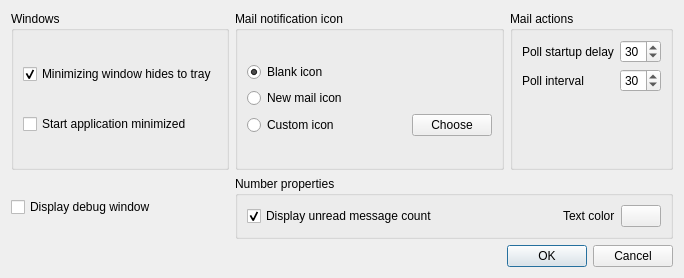
Before: the Qt Designer form app/SysTray-X/preferences.ui in Ximi1970/systray-x, drawn with Qt 5.
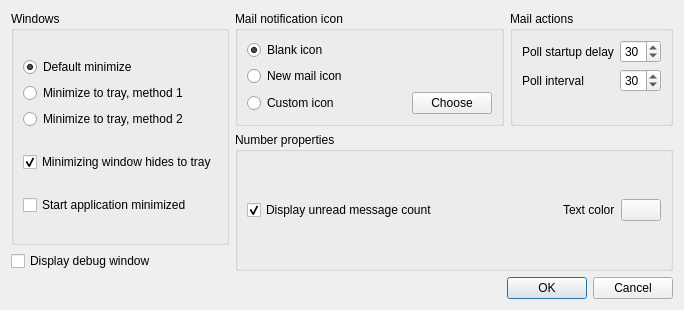
After: the same form once the commit is applied. Icons and pictures are not drawn.

The edit to the form file:
```diff
--- a/app/SysTray-X/preferences.ui
+++ b/app/SysTray-X/preferences.ui
@@ -7,7 +7,7 @@
     <x>0</x>
     <y>0</y>
     <width>684</width>
-    <height>278</height>
+    <height>310</height>
    </rect>
   </property>
   <property name="windowTitle">
@@ -20,12 +20,49 @@
   <layout class="QGridLayout" name="gridLayout_4">
    <item row="0" column="0">
     <layout class="QGridLayout" name="gridLayout_3">
-     <item row="0" column="0">
+     <item row="0" column="0" rowspan="2">
       <widget class="QGroupBox" name="groupBox">
        <property name="title">
         <string>Windows</string>
        </property>
-       <layout class="QVBoxLayout" name="verticalLayout_3">
+       <layout class="QVBoxLayout" name="verticalLayout_4">
+        <item>
+         <layout class="QVBoxLayout" name="verticalLayout_3">
+          <item>
+           <widget class="QRadioButton" name="defaultMinimizeRadioButton">
+            <property name="text">
+             <string>Default minimize</string>
+            </property>
+            <property name="checked">
+             <bool>true</bool>
+            </property>
+            <attribute name="buttonGroup">
+             <string notr="true">minimizeTypeGroup</string>
+            </attribute>
+           </widget>
+          </item>
+          <item>
+           <widget class="QRadioButton" name="minimizeMethod1RadioButton">
+            <property name="text">
+             <string>Minimize to tray, method 1</string>
+            </property>
+            <attribute name="buttonGroup">
+             <string notr="true">minimizeTypeGroup</string>
+            </attribute>
+           </widget>
+          </item>
+          <item>
+           <widget class="QRadioButton" name="minimizeMethod2RadioButton">
+            <property name="text">
+             <string>Minimize to tray, method 2</string>
+            </property>
+            <attribute name="buttonGroup">
+             <string notr="true">minimizeTypeGroup</string>
+            </attribute>
+           </widget>
+          </item>
+         </layout>
+        </item>
         <item>
          <widget class="QCheckBox" name="hideOnMinimizeCheckBox">
           <property name="text">
@@ -203,14 +240,7 @@
        </layout>
       </widget>
      </item>
-     <item row="1" column="0">
-      <widget class="QCheckBox" name="debugWindowCheckBox">
-       <property name="text">
-        <string>Display debug window</string>
-       </property>
-      </widget>
-     </item>
-     <item row="1" column="1" colspan="2">
+     <item row="1" column="1" rowspan="2" colspan="2">
       <widget class="QGroupBox" name="groupBox_3">
        <property name="title">
         <string>Number properties</string>
@@ -263,6 +293,13 @@
        </layout>
       </widget>
      </item>
+     <item row="2" column="0">
+      <widget class="QCheckBox" name="debugWindowCheckBox">
+       <property name="text">
+        <string>Display debug window</string>
+       </property>
+      </widget>
+     </item>
     </layout>
    </item>
    <item row="1" column="0">
```
Left out of the diff: 1 changed line with no effect on the pictures.
